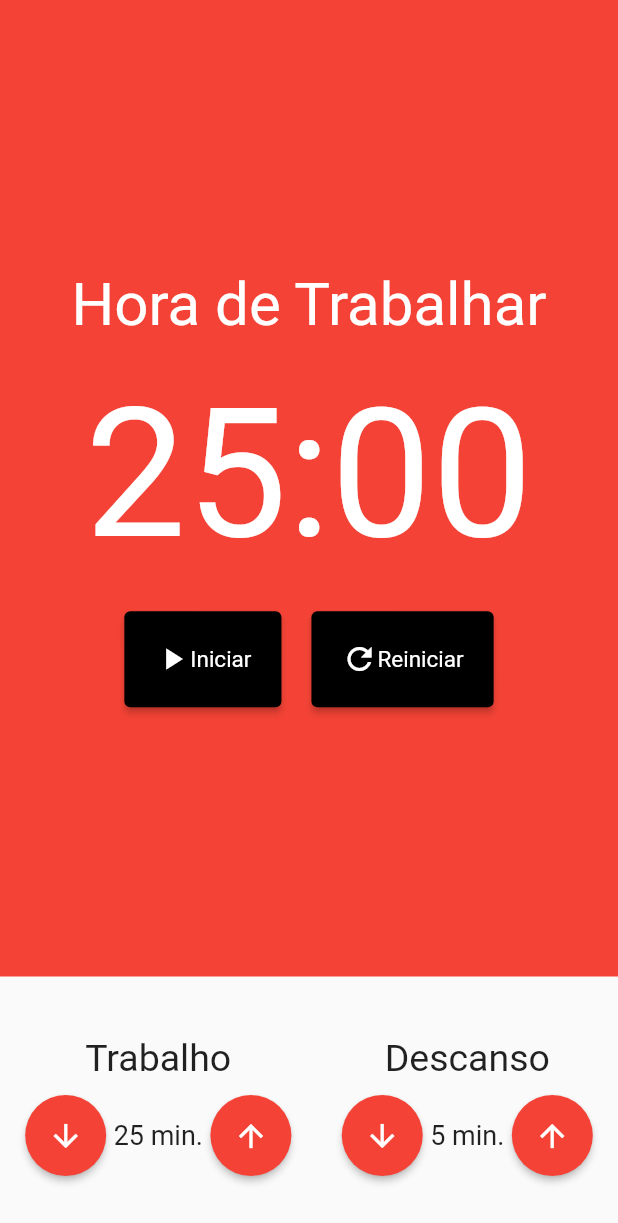
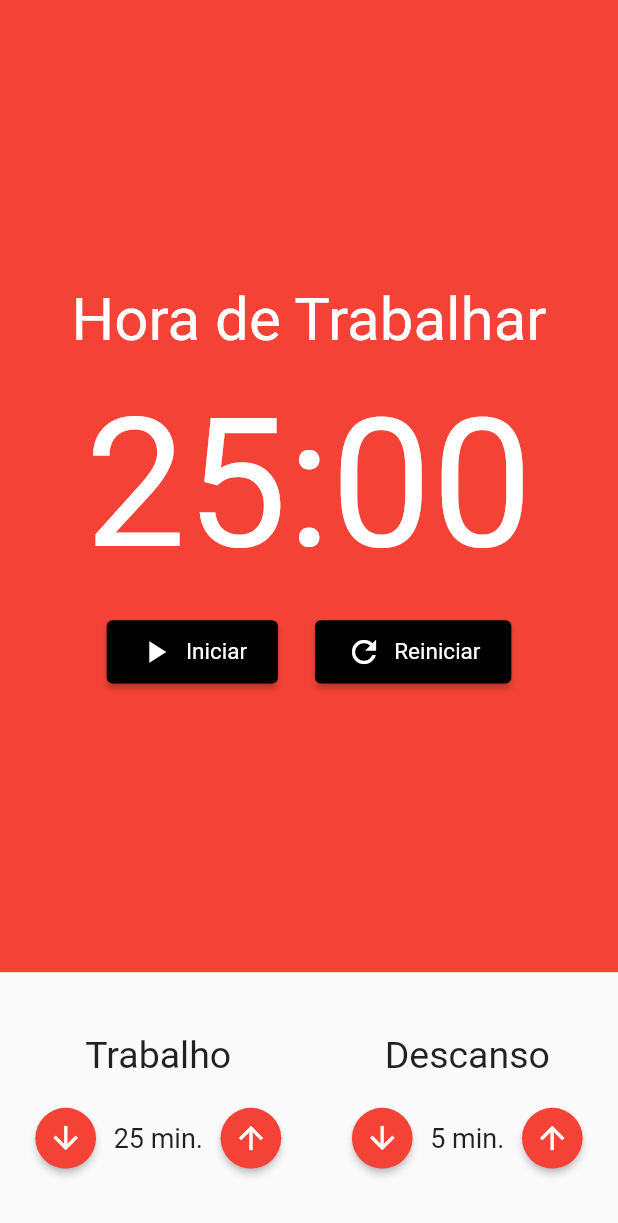
Before and after one commit to WesleyPizetta/pomodoro, a Flutter app: the screen it shows after launch, on a phone screen of 412 x 824 dp. Shown: the top 1223 px of the screen. Run offline on Flutter 3.47's test engine with Material 2 defaults, Android fonts, the phone set to English and light mode, and no system bars; our stand-ins replace mobx; generated files the repository leaves out were written again.

Commit message:
adicionando responsividade

```diff
--- a/lib/components/Cronometro.dart
+++ b/lib/components/Cronometro.dart
@@ -6,6 +6,8 @@ class Cronometro extends StatelessWidget {
 
   @override
   Widget build(BuildContext context) {
+    double _deviceWidth = MediaQuery.of(context).size.width;
+    double _deviceHeight = MediaQuery.of(context).size.height;
     return Container(
       color: Colors.red,
       child: Column(
@@ -15,7 +17,7 @@ class Cronometro extends StatelessWidget {
             'Hora de Trabalhar',
             style: TextStyle(fontSize: 40, color: Colors.white),
           ),
-          SizedBox(height: 20,),
+          SizedBox(height: _deviceHeight * 0.02,),
           Text(
             '25:00',
             style: TextStyle(
@@ -23,20 +25,20 @@ class Cronometro extends StatelessWidget {
               color: Colors.white
             ),
           ),
-          SizedBox(height: 20,),
+          SizedBox(height: _deviceHeight * 0.02,),
           Row(
             mainAxisAlignment: MainAxisAlignment.center,
             children: [
               Padding(
-                padding: const EdgeInsets.only(right: 10),
+                padding: EdgeInsets.only(right: _deviceWidth * 0.03),
                 child: CronometroBotao(icone: Icons.play_arrow, texto: 'Iniciar'),
               ),
               //Padding(
-                //padding: const EdgeInsets.only(right: 10),
+                //padding: EdgeInsets.only(right: _deviceWidth * 0.03),
                 //child: CronometroBotao(icone: Icons.stop, texto: 'Parar'),
               //),
               Padding(
-                padding: const EdgeInsets.only(left: 10),
+                padding: EdgeInsets.only(left: _deviceWidth * 0.03),
                 child: CronometroBotao(icone: Icons.refresh, texto: 'Reiniciar'),
               )
             ],
--- a/lib/components/CronometroBotao.dart
+++ b/lib/components/CronometroBotao.dart
@@ -12,12 +12,14 @@ class CronometroBotao extends StatelessWidget {
 
   @override
   Widget build(BuildContext context) {
+    double _deviceWidth = MediaQuery.of(context).size.width;
+    double _deviceHeight = MediaQuery.of(context).size.height;
     return ElevatedButton(
       style: ElevatedButton.styleFrom(
         primary: Colors.black,
         padding: EdgeInsets.symmetric(
-          horizontal: 20,
-          vertical: 20
+          horizontal: _deviceWidth * 0.05,
+          vertical: _deviceHeight * 0.011
         ),
         textStyle: TextStyle(
           fontSize: 15
@@ -26,8 +28,11 @@ class CronometroBotao extends StatelessWidget {
         onPressed: () {},
         child: Row(
           children: [
-            Icon(
-              icone,
+            Padding(
+              padding: EdgeInsets.only(right: _deviceWidth * 0.02),
+              child: Icon(
+                icone,
+              ),
             ),
             Text(
               texto,
--- a/lib/components/EntradaTempo.dart
+++ b/lib/components/EntradaTempo.dart
@@ -13,13 +13,15 @@ class EntradaTempo extends StatelessWidget {
 
   @override
   Widget build(BuildContext context) {
+    double _deviceWidth = MediaQuery.of(context).size.width;
+    double _deviceHeight = MediaQuery.of(context).size.height;
     return Column(
       crossAxisAlignment: CrossAxisAlignment.center,
       children: [
         Text(this.titulo, style: TextStyle(
             fontSize: 25
         ),),
-        SizedBox(height: 10,),
+        SizedBox(height: _deviceHeight * 0.02,),
         Row(
           mainAxisAlignment: MainAxisAlignment.center,
           children: [
@@ -31,7 +33,7 @@ class EntradaTempo extends StatelessWidget {
                 ),
               style: ElevatedButton.styleFrom(
                 shape: CircleBorder(),
-                padding: EdgeInsets.all(15),
+                padding: EdgeInsets.all(_deviceHeight * 0.01),
                 primary: Colors.red
               ),
             ),
@@ -46,7 +48,7 @@ class EntradaTempo extends StatelessWidget {
               ),
               style: ElevatedButton.styleFrom(
                   shape: CircleBorder(),
-                  padding: EdgeInsets.all(15),
+                  padding: EdgeInsets.all(_deviceHeight * 0.01),
                   primary: Colors.red
               ),
             )
--- a/lib/pages/pomodoro.dart
+++ b/lib/pages/pomodoro.dart
@@ -7,6 +7,8 @@ class Pomodoro extends StatelessWidget {
 
   @override
   Widget build(BuildContext context) {
+    double _deviceWidth = MediaQuery.of(context).size.width;
+    double _deviceHeight = MediaQuery.of(context).size.height;
     return Scaffold(
       body: Column(
         crossAxisAlignment: CrossAxisAlignment.stretch,
@@ -15,7 +17,7 @@ class Pomodoro extends StatelessWidget {
             child: Cronometro(),
           ),
           Padding(
-            padding: const EdgeInsets.symmetric(vertical: 40),
+            padding: EdgeInsets.symmetric(vertical: _deviceHeight * 0.05),
             child: Row(
               mainAxisAlignment: MainAxisAlignment.spaceAround,
               children: [
```
